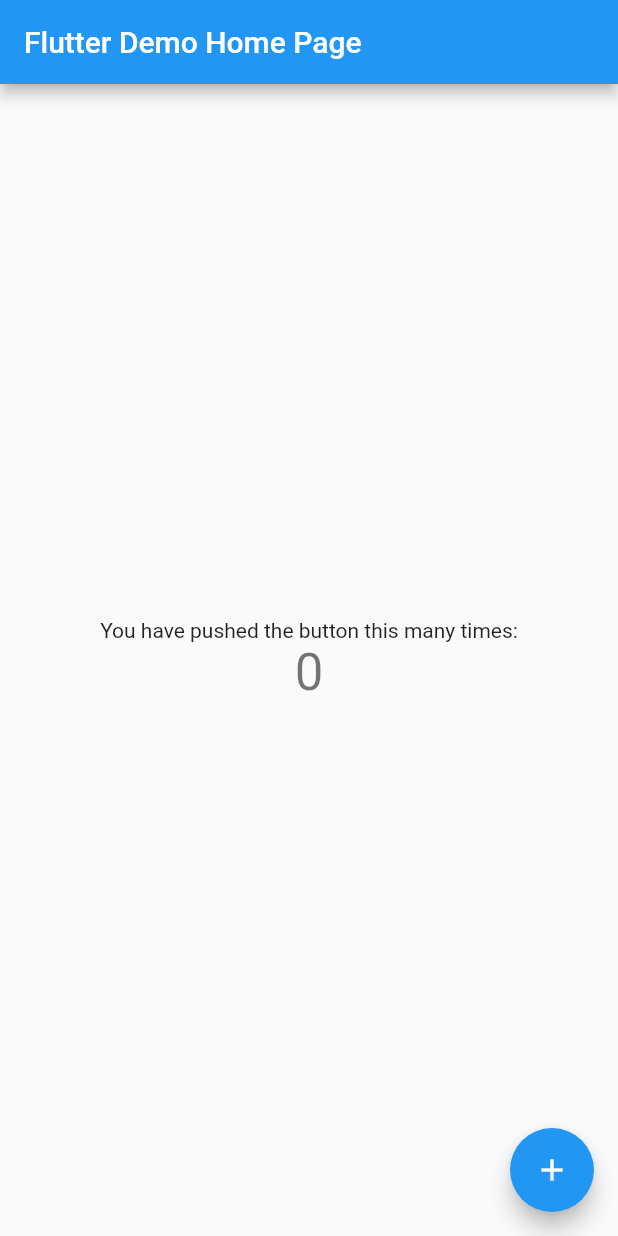
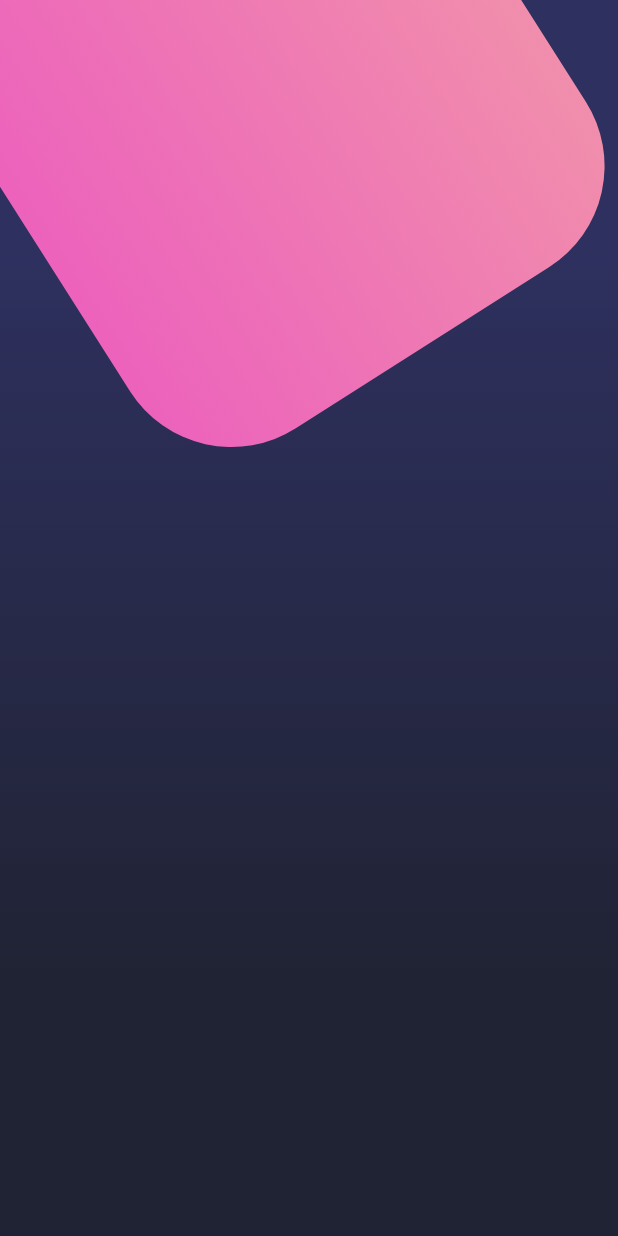
Before and after one commit to alejomongua/flutter5, a Flutter app: the screen it shows after launch, on a phone screen of 412 x 824 dp. Run offline on Flutter 3.47's test engine with Material 2 defaults, Android fonts, the light colour scheme and no system bars.

Commit message:
Agregado el background

```diff
--- a/lib/main.dart
+++ b/lib/main.dart
@@ -1,3 +1,4 @@
+import 'package:design3/pages/home_page.dart';
 import 'package:flutter/material.dart';
 
 void main() {
@@ -9,105 +10,12 @@
   @override
   Widget build(BuildContext context) {
     return MaterialApp(
+      debugShowCheckedModeBanner: false,
       title: 'Flutter Demo',
-      theme: ThemeData(
-        // This is the theme of your application.
-        //
-        // Try running your application with "flutter run". You'll see the
-        // application has a blue toolbar. Then, without quitting the app, try
-        // changing the primarySwatch below to Colors.green and then invoke
-        // "hot reload" (press "r" in the console where you ran "flutter run",
-        // or simply save your changes to "hot reload" in a Flutter IDE).
-        // Notice that the counter didn't reset back to zero; the application
-        // is not restarted.
-        primarySwatch: Colors.blue,
-      ),
-      home: MyHomePage(title: 'Flutter Demo Home Page'),
+      initialRoute: 'home',
+      routes: {
+        'home': (_) => HomePage(),
+      },
     );
   }
 }
-
-class MyHomePage extends StatefulWidget {
-  MyHomePage({Key key, this.title}) : super(key: key);
-
-  // This widget is the home page of your application. It is stateful, meaning
-  // that it has a State object (defined below) that contains fields that affect
-  // how it looks.
-
-  // This class is the configuration for the state. It holds the values (in this
-  // case the title) provided by the parent (in this case the App widget) and
-  // used by the build method of the State. Fields in a Widget subclass are
-  // always marked "final".
-
-  final String title;
-
-  @override
-  _MyHomePageState createState() => _MyHomePageState();
-}
-
-class _MyHomePageState extends State<MyHomePage> {
-  int _counter = 0;
-
-  void _incrementCounter() {
-    setState(() {
-      // This call to setState tells the Flutter framework that something has
-      // changed in this State, which causes it to rerun the build method below
-      // so that the display can reflect the updated values. If we changed
-      // _counter without calling setState(), then the build method would not be
-      // called again, and so nothing would appear to happen.
-      _counter++;
-    });
-  }
-
-  @override
-  Widget build(BuildContext context) {
-    // This method is rerun every time setState is called, for instance as done
-    // by the _incrementCounter method above.
-    //
-    // The Flutter framework has been optimized to make rerunning build methods
-    // fast, so that you can just rebuild anything that needs updating rather
-    // than having to individually change instances of widgets.
-    return Scaffold(
-      appBar: AppBar(
-        // Here we take the value from the MyHomePage object that was created by
-        // the App.build method, and use it to set our appbar title.
-        title: Text(widget.title),
-      ),
-      body: Center(
-        // Center is a layout widget. It takes a single child and positions it
-        // in the middle of the parent.
-        child: Column(
-          // Column is also a layout widget. It takes a list of children and
-          // arranges them vertically. By default, it sizes itself to fit its
-          // children horizontally, and tries to be as tall as its parent.
-          //
-          // Invoke "debug painting" (press "p" in the console, choose the
-          // "Toggle Debug Paint" action from the Flutter Inspector in Android
-          // Studio, or the "Toggle Debug Paint" command in Visual Studio Code)
-          // to see the wireframe for each widget.
-          //
-          // Column has various properties to control how it sizes itself and
-          // how it positions its children. Here we use mainAxisAlignment to
-          // center the children vertically; the main axis here is the vertical
-          // axis because Columns are vertical (the cross axis would be
-          // horizontal).
-          mainAxisAlignment: MainAxisAlignment.center,
-          children: <Widget>[
-            Text(
-              'You have pushed the button this many times:',
-            ),
-            Text(
-              '$_counter',
-              style: Theme.of(context).textTheme.headline4,
-            ),
-          ],
-        ),
-      ),
-      floatingActionButton: FloatingActionButton(
-        onPressed: _incrementCounter,
-        tooltip: 'Increment',
-        child: Icon(Icons.add),
-      ), // This trailing comma makes auto-formatting nicer for build methods.
-    );
-  }
-}
--- /dev/null
+++ b/lib/pages/home_page.dart
@@ -0,0 +1,13 @@
+import 'package:design3/widgets/background_widget.dart';
+import 'package:flutter/material.dart';
+
+class HomePage extends StatelessWidget {
+  @override
+  Widget build(BuildContext context) => Scaffold(
+        body: Stack(
+          children: [
+            Background(),
+          ],
+        ),
+      );
+}
--- /dev/null
+++ b/lib/widgets/background_widget.dart
@@ -0,0 +1,49 @@
+import 'package:flutter/material.dart';
+
+class Background extends StatelessWidget {
+  final gradiente = BoxDecoration(
+    gradient: LinearGradient(
+      begin: Alignment.topCenter,
+      end: Alignment.bottomCenter,
+      stops: [0.2, 0.8],
+      colors: [
+        Color(0xff2e305f),
+        Color(0xff202333),
+      ],
+    ),
+  );
+
+  final cajaRosa = BoxDecoration(
+    borderRadius: BorderRadius.circular(80),
+    gradient: LinearGradient(
+      colors: [
+        Color.fromRGBO(236, 98, 188, 1),
+        Color.fromRGBO(241, 142, 172, 1),
+      ],
+    ),
+  );
+
+  @override
+  Widget build(BuildContext context) => Stack(
+        children: [
+          // Gradiente púrpura
+          Container(
+            decoration: gradiente,
+          ),
+
+          // Caja rosa
+          Positioned(
+            top: -100,
+            left: 5,
+            child: Transform.rotate(
+              angle: 12,
+              child: Container(
+                width: 360,
+                height: 360,
+                decoration: cajaRosa,
+              ),
+            ),
+          )
+        ],
+      );
+}
```
